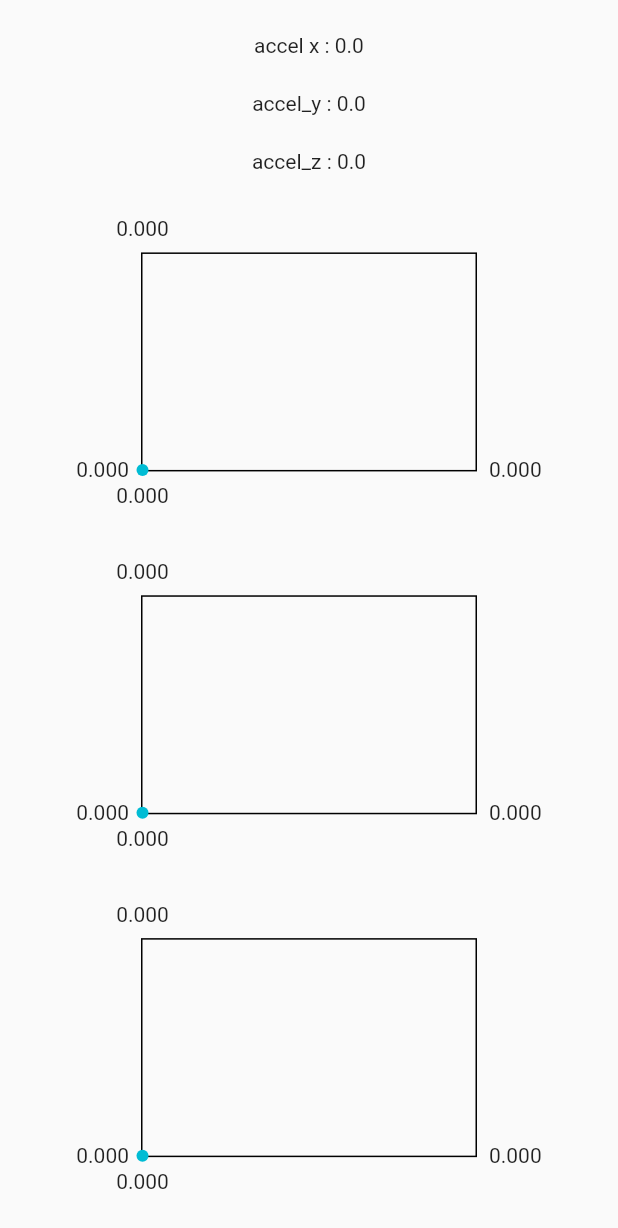
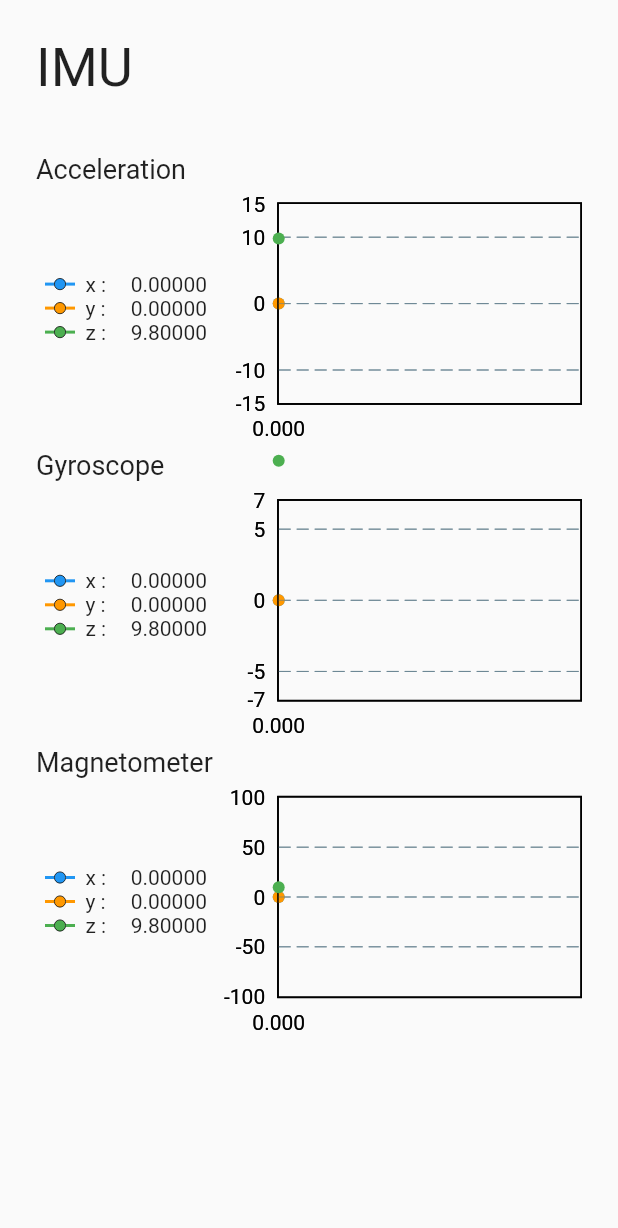
Before and after one commit to ibuibukiki/experiment-app, a Flutter app: the screen it shows after launch, on a phone screen of 412 x 824 dp. Shown: the top 1228 px of the screen. Run offline on Flutter 3.47's test engine with Material 2 defaults, Android fonts, the phone set to English and light mode, and no system bars; drawn by our look-alikes of fl_chart; our stand-ins replace flutter_hooks, hooks_riverpod; missing offline and left inert: motion_sensors; Roboto replaces fonts that are missing (Noto Sans JP).

Commit message:
デザイン調整

```diff
--- a/lib/main.dart
+++ b/lib/main.dart
@@ -24,11 +24,6 @@ class MyApp extends HookConsumerWidget {
     return MaterialApp(
       title: 'experiment app',
       theme: ThemeData(
-        textSelectionTheme: const TextSelectionThemeData(
-          cursorColor: Color(0xffaec6f5),
-          selectionColor: Color(0xffaec6f5),
-          selectionHandleColor: Color(0xffaec6f5),
-        ),
         fontFamily: 'Noto Sans JP',
       ),
       home: const MainScreen(),
--- a/lib/screen/main_screen.dart
+++ b/lib/screen/main_screen.dart
@@ -16,12 +16,15 @@ class MainScreen extends HookConsumerWidget {
     final screenHeight = MediaQuery.of(context).size.height;
     final screenWidth = MediaQuery.of(context).size.width;
 
-    final _accelX = useState(0.0);
-    final _accelY = useState(0.0);
-    final _accelZ = useState(0.0);
-    final _localAccel = useState("");
-    final _gyro = useState("");
-    final _magnet = useState("");
+    final accelX = useState(0.0);
+    final accelY = useState(0.0);
+    final accelZ = useState(9.8);
+    final gyroX = useState(0.0);
+    final gyroY = useState(0.0);
+    final gyroZ = useState(9.8);
+    final magX = useState(0.0);
+    final magY = useState(0.0);
+    final magZ = useState(9.8);
 
     useEffect(() {
       motionSensors.setSensorUpdateInterval(
@@ -30,54 +33,217 @@ class MainScreen extends HookConsumerWidget {
       );
       motionSensors.accelerometer.listen(
         (AccelerometerEvent event) {
-          _accelX.value = event.x;
-          _accelY.value = event.y;
-          _accelZ.value = event.z;
-        },
-      );
-      motionSensors.userAccelerometer.listen(
-        (UserAccelerometerEvent event) {
-          _localAccel.value = "local accel\n${event.x}\n${event.y}\n${event.z}";
+          accelX.value = event.x;
+          accelY.value = event.y;
+          accelZ.value = event.z;
         },
       );
       motionSensors.gyroscope.listen(
         (GyroscopeEvent event) {
-          _gyro.value = "gyro\n${event.x}\n${event.y}\n${event.z}";
+          gyroX.value = event.x;
+          gyroY.value = event.y;
+          gyroZ.value = event.z;
         },
       );
-      motionSensors.magnetometer.listen((MagnetometerEvent event) {
-        _magnet.value = "magnet\n${event.x}\n${event.y}\n${event.z}";
-      });
+      motionSensors.magnetometer.listen(
+        (MagnetometerEvent event) {
+          magX.value = event.x;
+          magY.value = event.y;
+          magZ.value = event.z;
+        },
+      );
       return null;
     }, []);
 
     final ValueNotifier<List<FlSpot>?> chartAx = useState([]);
     final ValueNotifier<List<FlSpot>?> chartAy = useState([]);
     final ValueNotifier<List<FlSpot>?> chartAz = useState([]);
+    final ValueNotifier<List<FlSpot>?> chartGx = useState([]);
+    final ValueNotifier<List<FlSpot>?> chartGy = useState([]);
+    final ValueNotifier<List<FlSpot>?> chartGz = useState([]);
+    final ValueNotifier<List<FlSpot>?> chartMx = useState([]);
+    final ValueNotifier<List<FlSpot>?> chartMy = useState([]);
+    final ValueNotifier<List<FlSpot>?> chartMz = useState([]);
     final cnt = useState(0.0);
 
     useEffect(() {
-      chartAx.value?.add(FlSpot(cnt.value, _accelX.value));
+      chartAx.value?.add(FlSpot(cnt.value, accelX.value));
       if (chartAx.value!.isNotEmpty) {
         if (chartAx.value!.length > 10) {
           chartAx.value!.removeAt(0);
         }
       }
-      chartAy.value?.add(FlSpot(cnt.value, _accelY.value));
+      chartAy.value?.add(FlSpot(cnt.value, accelY.value));
       if (chartAy.value!.isNotEmpty) {
         if (chartAy.value!.length > 10) {
           chartAy.value!.removeAt(0);
         }
       }
-      chartAz.value?.add(FlSpot(cnt.value, _accelZ.value));
+      chartAz.value?.add(FlSpot(cnt.value, accelZ.value));
       if (chartAz.value!.isNotEmpty) {
         if (chartAz.value!.length > 10) {
           chartAz.value!.removeAt(0);
         }
       }
+      chartGx.value?.add(FlSpot(cnt.value, gyroX.value));
+      if (chartGx.value!.isNotEmpty) {
+        if (chartGx.value!.length > 10) {
+          chartGx.value!.removeAt(0);
+        }
+      }
+      chartGy.value?.add(FlSpot(cnt.value, gyroY.value));
+      if (chartGy.value!.isNotEmpty) {
+        if (chartGy.value!.length > 10) {
+          chartGy.value!.removeAt(0);
+        }
+      }
+      chartGz.value?.add(FlSpot(cnt.value, gyroZ.value));
+      if (chartGz.value!.isNotEmpty) {
+        if (chartGz.value!.length > 10) {
+          chartGz.value!.removeAt(0);
+        }
+      }
+      chartMx.value?.add(FlSpot(cnt.value, magX.value));
+      if (chartMx.value!.isNotEmpty) {
+        if (chartMx.value!.length > 10) {
+          chartMx.value!.removeAt(0);
+        }
+      }
+      chartMy.value?.add(FlSpot(cnt.value, magY.value));
+      if (chartMy.value!.isNotEmpty) {
+        if (chartMy.value!.length > 10) {
+          chartMy.value!.removeAt(0);
+        }
+      }
+      chartMz.value?.add(FlSpot(cnt.value, magZ.value));
+      if (chartMz.value!.isNotEmpty) {
+        if (chartMz.value!.length > 10) {
+          chartMz.value!.removeAt(0);
+        }
+      }
       cnt.value = cnt.value + 1.0;
       return null;
-    }, [_accelX.value]);
+    }, [accelX.value]);
+
+    Widget graph(
+      ValueNotifier<List<FlSpot>?> data,
+      String xyz,
+      double yMax,
+      double yMin,
+    ) {
+      return SizedBox(
+        height: screenHeight / 5,
+        width: screenWidth * 3 / 5,
+        child: LineChart(
+          LineChartData(
+            lineBarsData: [
+              LineChartBarData(
+                spots: data.value,
+                isCurved: true,
+                color: xyz == "x"
+                    ? Colors.blue
+                    : xyz == "y"
+                        ? Colors.orange
+                        : Colors.green,
+              ),
+            ],
+            lineTouchData: LineTouchData(enabled: false), //一番上のz軸しか反応しないので
+            titlesData: FlTitlesData(
+              topTitles: AxisTitles(
+                sideTitles: SideTitles(showTitles: false),
+              ),
+              rightTitles: AxisTitles(
+                sideTitles: SideTitles(showTitles: false),
+              ),
+            ),
+            maxY: yMax,
+            minY: yMin,
+          ),
+        ),
+      );
+    }
+
+    Widget label(
+      ValueNotifier<double> data,
+      String xyz,
+    ) {
+      return SizedBox(
+        width: 108,
+        child: Row(
+          children: [
+            Container(
+              height: 2,
+              width: 6,
+              color: xyz == "x"
+                  ? Colors.blue
+                  : xyz == "y"
+                      ? Colors.orange
+                      : Colors.green,
+            ),
+            Container(
+              height: 8,
+              width: 8,
+              decoration: BoxDecoration(
+                color: xyz == "x"
+                    ? Colors.blue
+                    : xyz == "y"
+                        ? Colors.orange
+                        : Colors.green,
+                shape: BoxShape.circle,
+                border: Border.all(width: 0.5, color: Colors.black),
+              ),
+            ),
+            Container(
+              height: 2,
+              width: 6,
+              color: xyz == "x"
+                  ? Colors.blue
+                  : xyz == "y"
+                      ? Colors.orange
+                      : Colors.green,
+            ),
+            Text("  $xyz :", textScaleFactor: 1),
+            const Spacer(),
+            Text(data.value.toStringAsFixed(5), textScaleFactor: 1),
+          ],
+        ),
+      );
+    }
+
+    Widget sensor(
+      ValueNotifier<double> x,
+      ValueNotifier<double> y,
+      ValueNotifier<double> z,
+      ValueNotifier<List<FlSpot>?> xList,
+      ValueNotifier<List<FlSpot>?> yList,
+      ValueNotifier<List<FlSpot>?> zList,
+      double yMax,
+      double yMin,
+    ) {
+      return Row(
+        children: [
+          const SizedBox(width: 6),
+          Column(
+            mainAxisAlignment: MainAxisAlignment.start,
+            children: [
+              label(x, "x"),
+              label(y, "y"),
+              label(z, "z"),
+              const SizedBox(height: 24),
+            ],
+          ),
+          const Spacer(),
+          // x,y,zのグラフを重ねて表示
+          Stack(
+            children: [
+              graph(xList, "x", yMax, yMin),
+              graph(yList, "y", yMax, yMin),
+              graph(zList, "z", yMax, yMin),
+            ],
+          )
+        ],
+      );
+    }
 
     return Scaffold(
       appBar: AppBar(
@@ -85,51 +251,44 @@ class MainScreen extends HookConsumerWidget {
         title: null,
         toolbarHeight: 0,
       ),
-      body: Row(
-        mainAxisAlignment: MainAxisAlignment.center,
-        children: [
-          Column(
-            mainAxisAlignment: MainAxisAlignment.spaceEvenly,
-            children: [
-              Text("accel x : ${_accelX.value}"),
-              Text("accel_y : ${_accelY.value}"),
-              Text("accel_z : ${_accelZ.value}"),
-              SizedBox(
-                height: screenHeight / 4,
-                width: screenWidth - 100,
-                child: LineChart(
-                  LineChartData(
-                    lineBarsData: [
-                      LineChartBarData(spots: chartAx.value),
-                    ],
-                  ),
-                ),
+      body: Container(
+        padding: const EdgeInsets.fromLTRB(24, 24, 24, 24),
+        child: Column(
+          crossAxisAlignment: CrossAxisAlignment.start,
+          children: [
+            const Text(
+              "IMU",
+              style: TextStyle(
+                fontSize: 36,
               ),
-              SizedBox(
-                height: screenHeight / 4,
-                width: screenWidth - 100,
-                child: LineChart(
-                  LineChartData(
-                    lineBarsData: [
-                      LineChartBarData(spots: chartAy.value),
-                    ],
-                  ),
-                ),
+            ),
+            const SizedBox(height: 36),
+            const Text(
+              "Acceleration",
+              style: TextStyle(
+                fontSize: 18,
               ),
-              SizedBox(
-                height: screenHeight / 4,
-                width: screenWidth - 100,
-                child: LineChart(
-                  LineChartData(
-                    lineBarsData: [
-                      LineChartBarData(spots: chartAz.value),
-                    ],
-                  ),
-                ),
+            ),
+            const SizedBox(height: 12),
+            sensor(accelX, accelY, accelZ, chartAx, chartAy, chartAz, 15, -15),
+            const Text(
+              "Gyroscope",
+              style: TextStyle(
+                fontSize: 18,
               ),
-            ],
-          ),
-        ],
+            ),
+            const SizedBox(height: 12),
+            sensor(gyroX, gyroY, gyroZ, chartGx, chartGy, chartGz, 7, -7),
+            const Text(
+              "Magnetometer",
+              style: TextStyle(
+                fontSize: 18,
+              ),
+            ),
+            const SizedBox(height: 12),
+            sensor(magX, magY, magZ, chartMx, chartMy, chartMz, 100, -100),
+          ],
+        ),
       ),
     );
   }
```
